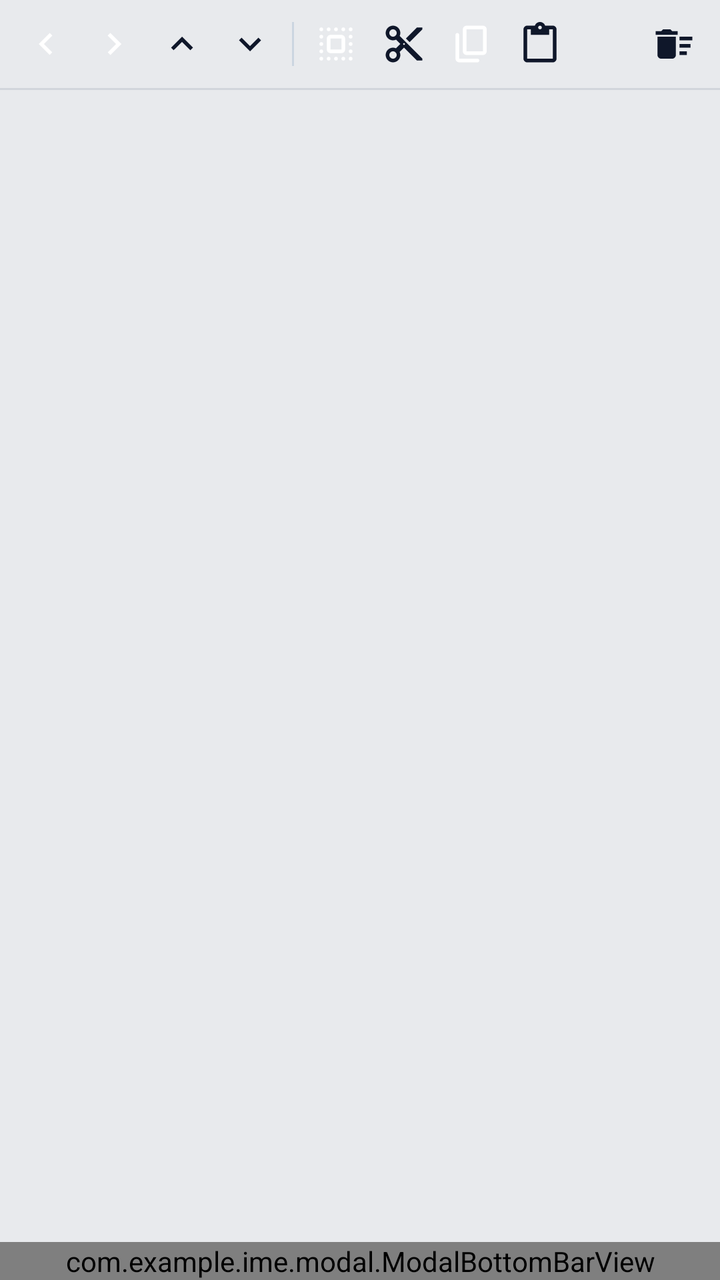
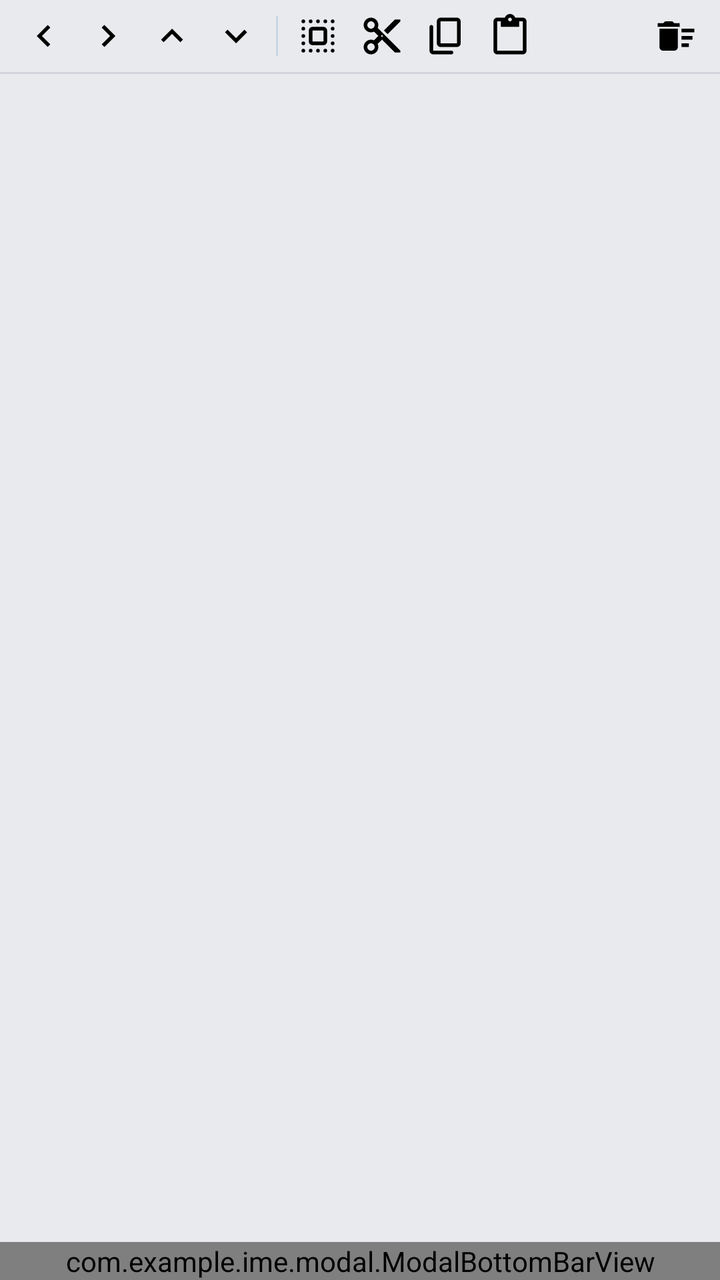

Screens rendered from an Android XML layout before and after an edit, with the pre-edit source and the edit as a unified diff.
<!-- AndroidManifest.xml: application theme Theme.MyApplication -->
<!-- res/layout/view_clipboard_modal.xml -->
<?xml version="1.0" encoding="utf-8"?>
<LinearLayout xmlns:android="http://schemas.android.com/apk/res/android"
    android:layout_width="match_parent"
    android:layout_height="match_parent"
    android:background="#E8EAED"
    android:orientation="vertical">

    
    <LinearLayout
        android:id="@+id/speedIslandBar"
        android:layout_width="match_parent"
        android:layout_height="44dp"
        android:background="#E8EAED"
        android:gravity="center_vertical"
        android:orientation="horizontal"
        android:paddingHorizontal="6dp">

        
        <ImageButton
            android:id="@+id/btnNavLeft"
            android:layout_width="34dp"
            android:layout_height="34dp"
            android:background="?android:attr/selectableItemBackgroundBorderless"
            android:contentDescription="Cursor Left"
            android:scaleType="fitCenter"
            android:padding="6dp"
            android:src="@drawable/ic_arrow_left" />

        <ImageButton
            android:id="@+id/btnNavRight"
            android:layout_width="34dp"
            android:layout_height="34dp"
            android:background="?android:attr/selectableItemBackgroundBorderless"
            android:contentDescription="Cursor Right"
            android:scaleType="fitCenter"
            android:padding="6dp"
            android:src="@drawable/ic_arrow_right" />

        <ImageButton
            android:id="@+id/btnNavUp"
            android:layout_width="34dp"
            android:layout_height="34dp"
            android:background="?android:attr/selectableItemBackgroundBorderless"
            android:contentDescription="Cursor Up"
            android:scaleType="fitCenter"
            android:padding="6dp"
            android:src="@drawable/ic_arrow_up" />

        <ImageButton
            android:id="@+id/btnNavDown"
            android:layout_width="34dp"
            android:layout_height="34dp"
            android:background="?android:attr/selectableItemBackgroundBorderless"
            android:contentDescription="Cursor Down"
            android:scaleType="fitCenter"
            android:padding="6dp"
            android:src="@drawable/ic_arrow_down" />

        <View
            android:layout_width="1dp"
            android:layout_height="22dp"
            android:layout_marginHorizontal="4dp"
            android:background="#CBD5E1" />

        
        <ImageButton
            android:id="@+id/btnSelectAll"
            android:layout_width="34dp"
            android:layout_height="34dp"
            android:background="?android:attr/selectableItemBackgroundBorderless"
            android:contentDescription="Select All"
            android:scaleType="fitCenter"
            android:padding="6dp"
            android:src="@drawable/ic_select_all_rounded" />

        <ImageButton
            android:id="@+id/btnCut"
            android:layout_width="34dp"
            android:layout_height="34dp"
            android:background="?android:attr/selectableItemBackgroundBorderless"
            android:contentDescription="Cut"
            android:scaleType="fitCenter"
            android:padding="6dp"
            android:src="@drawable/ic_cut" />

        <ImageButton
            android:id="@+id/btnCopy"
            android:layout_width="34dp"
            android:layout_height="34dp"
            android:background="?android:attr/selectableItemBackgroundBorderless"
            android:contentDescription="Copy"
            android:scaleType="fitCenter"
            android:padding="6dp"
            android:src="@drawable/sym_keyboard_copy_rounded" />

        <ImageButton
            android:id="@+id/btnPaste"
            android:layout_width="34dp"
            android:layout_height="34dp"
            android:background="?android:attr/selectableItemBackgroundBorderless"
            android:contentDescription="Paste"
            android:scaleType="fitCenter"
            android:padding="6dp"
            android:src="@drawable/ic_paste" />

        <View
            android:layout_width="0dp"
            android:layout_height="0dp"
            android:layout_weight="1" />

        <ImageButton
            android:id="@+id/btnClearAll"
            android:layout_width="34dp"
            android:layout_height="34dp"
            android:background="?android:attr/selectableItemBackgroundBorderless"
            android:contentDescription="Clear Unpinned"
            android:scaleType="fitCenter"
            android:padding="6dp"
            android:src="@drawable/ic_delete_sweep" />
    </LinearLayout>

    <View
        android:layout_width="match_parent"
        android:layout_height="1dp"
        android:background="#D1D5DB" />

    
    <FrameLayout
        android:layout_width="match_parent"
        android:layout_height="0dp"
        android:layout_weight="1"
        android:padding="4dp">

        <androidx.recyclerview.widget.RecyclerView
            android:id="@+id/rvClipboardCards"
            android:layout_width="match_parent"
            android:layout_height="match_parent"
            android:clipToPadding="false"
            android:scrollbars="vertical" />

        <TextView
            android:id="@+id/tvEmptyPlaceholder"
            android:layout_width="wrap_content"
            android:layout_height="wrap_content"
            android:layout_gravity="center"
            android:gravity="center"
            android:padding="16dp"
            android:text="Clipboard history is empty\nCopied text will appear here"
            android:textColor="#64748B"
            android:textSize="14sp"
            android:visibility="gone" />
    </FrameLayout>

    
    <com.example.ime.modal.ModalBottomBarView
        android:id="@+id/modalBottomBar"
        android:layout_width="match_parent"
        android:layout_height="wrap_content" />

</LinearLayout>
<!-- resources referenced by this layout -->
<resources>
  <!-- drawable ic_arrow_down (drawable) -->
  <vector xmlns:android="http://schemas.android.com/apk/res/android"
      android:width="24dp"
      android:height="24dp"
      android:viewportWidth="24"
      android:viewportHeight="24">
      <path
          android:fillColor="#0F172A"
          android:pathData="M7.41,8.59L12,13.17l4.59,-4.58L18,10l-6,6 -6,-6z"/>
  </vector>
  <!-- drawable ic_arrow_left (drawable) -->
  <vector xmlns:android="http://schemas.android.com/apk/res/android"
      android:height="24dp"
      android:width="24dp"
      android:viewportHeight="24"
      android:viewportWidth="24">
      <path android:fillColor="#FFFFFFFF"
          android:pathData="M15.41,16.59L10.83,12l4.58,-4.59L14,6l-6,6 6,6 1.41,-1.41z"/>
  </vector>
  <!-- drawable ic_arrow_right (drawable) -->
  <vector xmlns:android="http://schemas.android.com/apk/res/android"
      android:height="24dp"
      android:width="24dp"
      android:viewportHeight="24"
      android:viewportWidth="24">
      <path android:fillColor="#FFFFFFFF"
          android:pathData="M8.59,16.59L13.17,12L8.59,7.41L10,6l6,6l-6,6L8.59,16.59z"/>
  </vector>
  <!-- drawable ic_arrow_up (drawable) -->
  <vector xmlns:android="http://schemas.android.com/apk/res/android"
      android:width="24dp"
      android:height="24dp"
      android:viewportWidth="24"
      android:viewportHeight="24">
      <path
          android:fillColor="#0F172A"
          android:pathData="M7.41,15.41L12,10.83l4.59,4.58L18,14l-6,-6 -6,6z"/>
  </vector>
  <!-- drawable ic_cut (drawable) -->
  <vector xmlns:android="http://schemas.android.com/apk/res/android"
      android:width="24dp"
      android:height="24dp"
      android:viewportWidth="24"
      android:viewportHeight="24">
      <path
          android:fillColor="#0F172A"
          android:pathData="M9.64,7.64c0.23,-0.5 0.36,-1.05 0.36,-1.64 0,-2.21 -1.79,-4 -4,-4S2,3.79 2,6s1.79,4 4,4c0.59,0 1.14,-0.13 1.64,-0.36L10,12l-2.36,2.36C7.14,14.13 6.59,14 6,14c-2.21,0 -4,1.79 -4,4s1.79,4 4,4 4,-1.79 4,-4c0,-0.59 -0.13,-1.14 -0.36,-1.64L12,14l7,7h3v-1L9.64,7.64zM6,8c-1.1,0 -2,-0.9 -2,-2s0.9,-2 2,-2 2,0.9 2,2 -0.9,2 -2,2zm0,12c-1.1,0 -2,-0.9 -2,-2s0.9,-2 2,-2 2,0.9 2,2 -0.9,2 -2,2zm6,-7.5c-0.28,0 -0.5,-0.22 -0.5,-0.5s0.22,-0.5 0.5,-0.5 0.5,0.22 0.5,0.5 -0.22,0.5 -0.5,0.5zM19,3l-6,6 2,2 7,-7V3h-3z"/>
  </vector>
  <!-- drawable ic_delete_sweep (drawable) -->
  <vector xmlns:android="http://schemas.android.com/apk/res/android"
      android:width="24dp"
      android:height="24dp"
      android:viewportWidth="24"
      android:viewportHeight="24">
    <path
        android:fillColor="#0F172A"
        android:pathData="M15,16h4v2h-4zM15,8h7v2h-7zM15,12h6v2h-6zM3,18c0,1.1 0.9,2 2,2h6c1.1,0 2,-0.9 2,-2V8H3v10zM14,5h-3l-1,-1H6L5,5H2v2h12V5z"/>
  </vector>
  <!-- drawable ic_paste (drawable) -->
  <vector xmlns:android="http://schemas.android.com/apk/res/android"
      android:width="24dp"
      android:height="24dp"
      android:viewportWidth="24"
      android:viewportHeight="24">
      <path
          android:fillColor="#0F172A"
          android:pathData="M19,2h-4.18C14.4,0.84 13.3,0 12,0c-1.3,0 -2.4,0.84 -2.82,2H5c-1.1,0 -2,0.9 -2,2v16c0,1.1 0.9,2 2,2h14c1.1,0 2,-0.9 2,-2V4c0,-1.1 -0.9,-2 -2,-2zm-7,0c0.55,0 1,0.45 1,1s-0.45,1 -1,1 -1,-0.45 -1,-1 0.45,-1 1,-1zm7,18H5V4h2v3h10V4h2v16z"/>
  </vector>
  <style name="Theme.MyApplication" parent="android:Theme.DeviceDefault.NoActionBar">
          <item name="android:fitsSystemWindows">true</item>
          <item name="android:statusBarColor">#FFFFFF</item>
          <item name="android:windowLightStatusBar">true</item>
          <item name="android:navigationBarColor">#F8FAFC</item>
          <item name="android:windowLightNavigationBar">true</item>
      </style>
  <!-- unchanged entries left out for length: 2 -->
</resources>

<!-- the commit's change to res/layout/view_clipboard_modal.xml (unified diff, before → after) -->
@@ -9,7 +9,7 @@
     <LinearLayout
         android:id="@+id/speedIslandBar"
         android:layout_width="match_parent"
-        android:layout_height="44dp"
+        android:layout_height="36dp"
         android:background="#E8EAED"
         android:gravity="center_vertical"
         android:orientation="horizontal"
@@ -18,89 +18,97 @@
         
         <ImageButton
             android:id="@+id/btnNavLeft"
-            android:layout_width="34dp"
-            android:layout_height="34dp"
+            android:layout_width="32dp"
+            android:layout_height="32dp"
             android:background="?android:attr/selectableItemBackgroundBorderless"
             android:contentDescription="Cursor Left"
             android:scaleType="fitCenter"
-            android:padding="6dp"
+            android:padding="5dp"
+            android:tint="#000000"
             android:src="@drawable/ic_arrow_left" />
 
         <ImageButton
             android:id="@+id/btnNavRight"
-            android:layout_width="34dp"
-            android:layout_height="34dp"
+            android:layout_width="32dp"
+            android:layout_height="32dp"
             android:background="?android:attr/selectableItemBackgroundBorderless"
             android:contentDescription="Cursor Right"
             android:scaleType="fitCenter"
-            android:padding="6dp"
+            android:padding="5dp"
+            android:tint="#000000"
             android:src="@drawable/ic_arrow_right" />
 
         <ImageButton
             android:id="@+id/btnNavUp"
-            android:layout_width="34dp"
-            android:layout_height="34dp"
+            android:layout_width="32dp"
+            android:layout_height="32dp"
             android:background="?android:attr/selectableItemBackgroundBorderless"
             android:contentDescription="Cursor Up"
             android:scaleType="fitCenter"
-            android:padding="6dp"
+            android:padding="5dp"
+            android:tint="#000000"
             android:src="@drawable/ic_arrow_up" />
 
         <ImageButton
             android:id="@+id/btnNavDown"
-            android:layout_width="34dp"
-            android:layout_height="34dp"
+            android:layout_width="32dp"
+            android:layout_height="32dp"
             android:background="?android:attr/selectableItemBackgroundBorderless"
             android:contentDescription="Cursor Down"
             android:scaleType="fitCenter"
-            android:padding="6dp"
+            android:padding="5dp"
+            android:tint="#000000"
             android:src="@drawable/ic_arrow_down" />
 
         <View
             android:layout_width="1dp"
-            android:layout_height="22dp"
+            android:layout_height="20dp"
             android:layout_marginHorizontal="4dp"
             android:background="#CBD5E1" />
 
         
         <ImageButton
             android:id="@+id/btnSelectAll"
-            android:layout_width="34dp"
-            android:layout_height="34dp"
+            android:layout_width="32dp"
+            android:layout_height="32dp"
             android:background="?android:attr/selectableItemBackgroundBorderless"
             android:contentDescription="Select All"
             android:scaleType="fitCenter"
-            android:padding="6dp"
+            android:padding="5dp"
+            android:tint="#000000"
             android:src="@drawable/ic_select_all_rounded" />
 
         <ImageButton
             android:id="@+id/btnCut"
-            android:layout_width="34dp"
-            android:layout_height="34dp"
+            android:layout_width="32dp"
+            android:layout_height="32dp"
             android:background="?android:attr/selectableItemBackgroundBorderless"
             android:contentDescription="Cut"
             android:scaleType="fitCenter"
-            android:padding="6dp"
+            android:padding="5dp"
+            android:tint="#000000"
             android:src="@drawable/ic_cut" />
 
         <ImageButton
             android:id="@+id/btnCopy"
-            android:layout_width="34dp"
-            android:layout_height="34dp"
+            android:layout_width="32dp"
+            android:layout_height="32dp"
             android:background="?android:attr/selectableItemBackgroundBorderless"
             android:contentDescription="Copy"
             android:scaleType="fitCenter"
-            android:padding="6dp"
+            android:padding="5dp"
+            android:tint="#000000"
             android:src="@drawable/sym_keyboard_copy_rounded" />
 
         <ImageButton
             android:id="@+id/btnPaste"
-            android:layout_width="34dp"
-            android:layout_height="34dp"
+            android:layout_width="32dp"
+            android:layout_height="32dp"
             android:background="?android:attr/selectableItemBackgroundBorderless"
             android:contentDescription="Paste"
             android:scaleType="fitCenter"
-            android:padding="6dp"
+            android:padding="5dp"
+            android:tint="#000000"
             android:src="@drawable/ic_paste" />
 
         <View
@@ -110,12 +118,13 @@
 
         <ImageButton
             android:id="@+id/btnClearAll"
-            android:layout_width="34dp"
-            android:layout_height="34dp"
+            android:layout_width="32dp"
+            android:layout_height="32dp"
             android:background="?android:attr/selectableItemBackgroundBorderless"
             android:contentDescription="Clear Unpinned"
             android:scaleType="fitCenter"
-            android:padding="6dp"
+            android:padding="5dp"
+            android:tint="#000000"
             android:src="@drawable/ic_delete_sweep" />
     </LinearLayout>
 
